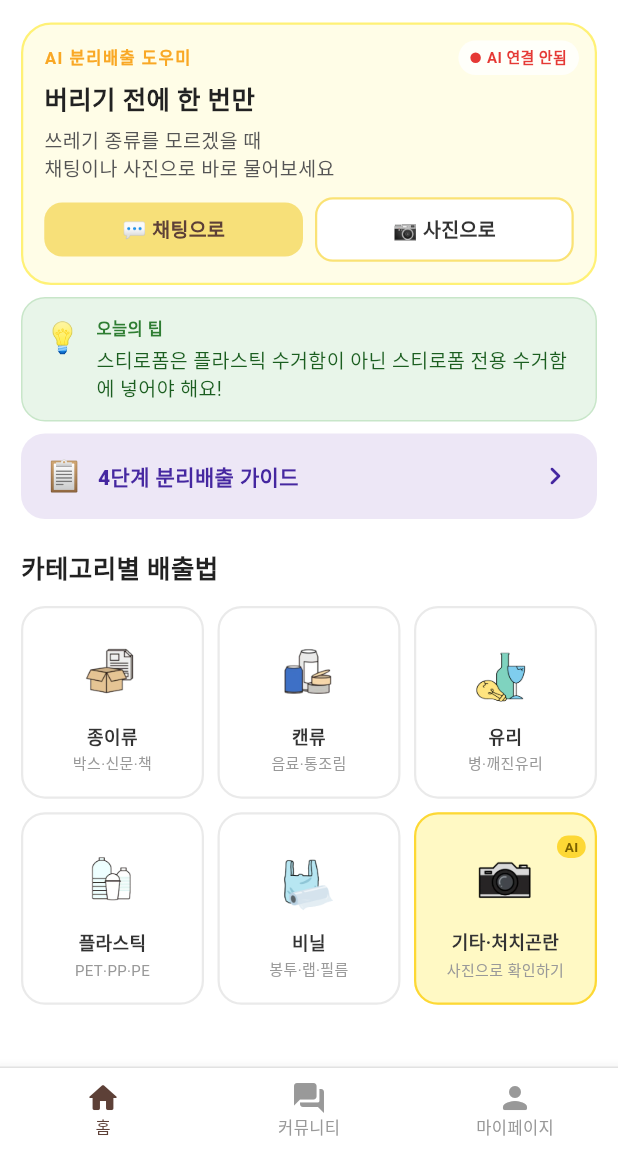
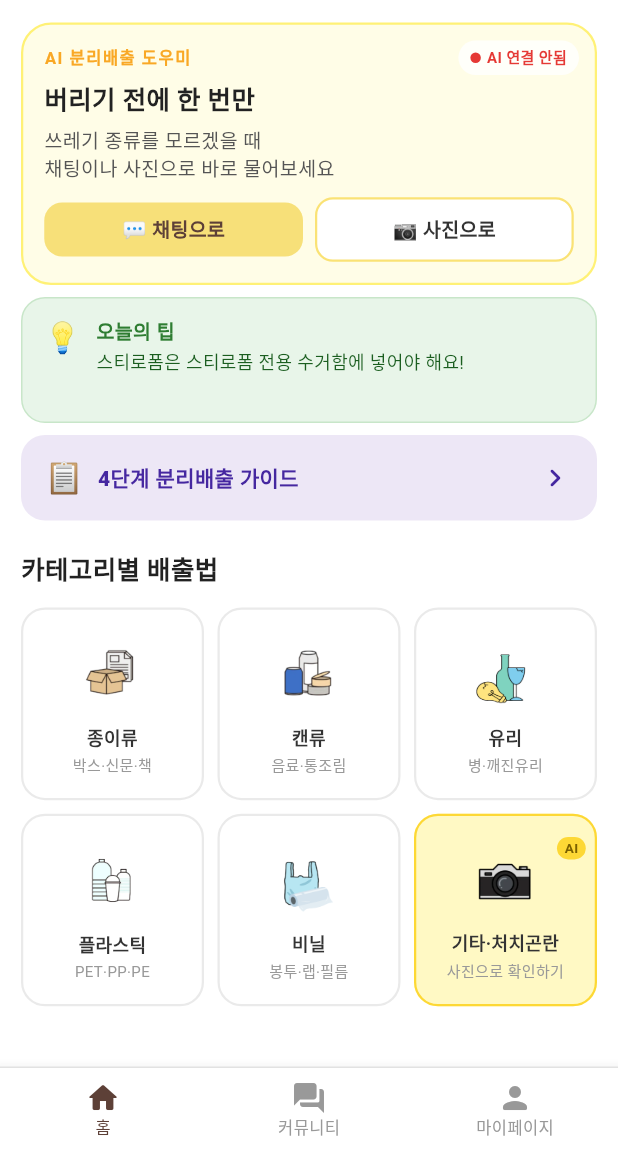
Before and after one commit to JooyoungJeong1/My_Golden_Kids, a Flutter app: the screen it shows after launch, on a phone screen of 412 x 824 dp, the part 84-1236 px from its top. Run offline on Flutter 3.47's test engine with Material 3 defaults, Android fonts, the phone set to English and light mode, and no system bars; our stand-ins replace google_fonts; accounts and stored records are empty.

Commit message:
전체 최적화

```diff
--- a/lib/screens/home_screen.dart
+++ b/lib/screens/home_screen.dart
@@ -80,11 +80,11 @@ class _HomeScreenState extends State<HomeScreen> {
     '페트병은 라벨 제거 후 찌그러트려서 배출하면 더 많이 재활용돼요!',
     '우유팩은 종이류가 아닌 전용 수거함에 따로 배출해야 해요!',
     '비닐 라벨이 붙은 유리병은 라벨을 먼저 제거한 뒤 배출하세요!',
-    '음식물 묻은 비닐은 재활용이 안 돼요. 깨끗한 것만 비닐류로 배출하세요!',
-    '스티로폼은 플라스틱 수거함이 아닌 스티로폼 전용 수거함에 넣어야 해요!',
+    '오염된 비닐은 재활용이 안돼요! 깨끗한 것만 비닐류로 배출하세요!',
+    '스티로폼은 스티로폼 전용 수거함에 넣어야 해요!',
     '깨진 유리는 신문지로 싸서 일반쓰레기봉투에 넣어주세요!',
     '건전지와 형광등은 각각 전용 수거함이 따로 있어요!',
-  ];
+  ]; //오늘의 팁 문구
 
   late String _todayTip;
 
@@ -431,6 +431,7 @@ class _HomeScreenState extends State<HomeScreen> {
 
   Widget _buildTodayTip() {
     return Container(
+      height: 84,
       padding: const EdgeInsets.symmetric(horizontal: 14, vertical: 12),
       decoration: BoxDecoration(
         color: const Color(0xFFE8F5E9),
@@ -449,7 +450,7 @@ class _HomeScreenState extends State<HomeScreen> {
                 const Text(
                   '오늘의 팁',
                   style: TextStyle(
-                    fontSize: 11,
+                    fontSize: 13, // "오늘의 팁" 글자 크기
                     fontWeight: FontWeight.w700,
                     color: Color(0xFF2E7D32),
                   ),
@@ -458,7 +459,7 @@ class _HomeScreenState extends State<HomeScreen> {
                 Text(
                   _todayTip,
                   style: const TextStyle(
-                    fontSize: 13,
+                    fontSize: 12, // 오늘의 팁 작은 글자 크기
                     color: Color(0xFF1B5E20),
                     height: 1.4,
                   ),
```
